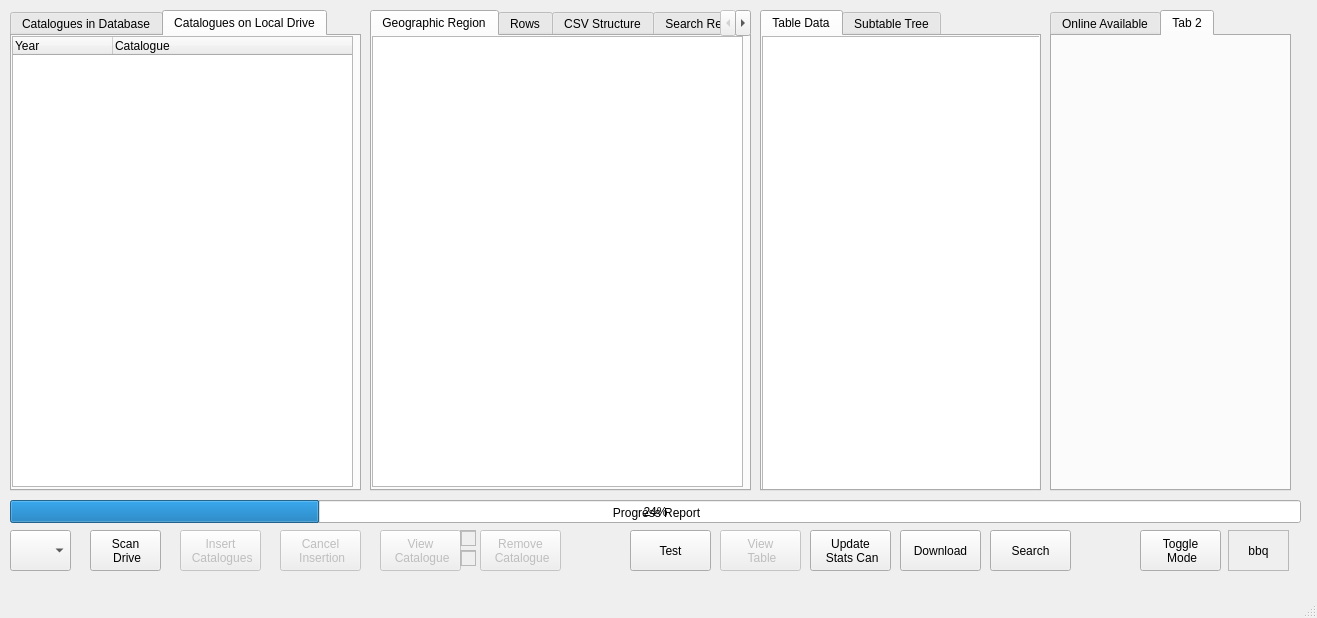
Before: the Qt Designer form mainwindow.ui in JBs197/SCDA-Explorer, drawn with Qt 5.
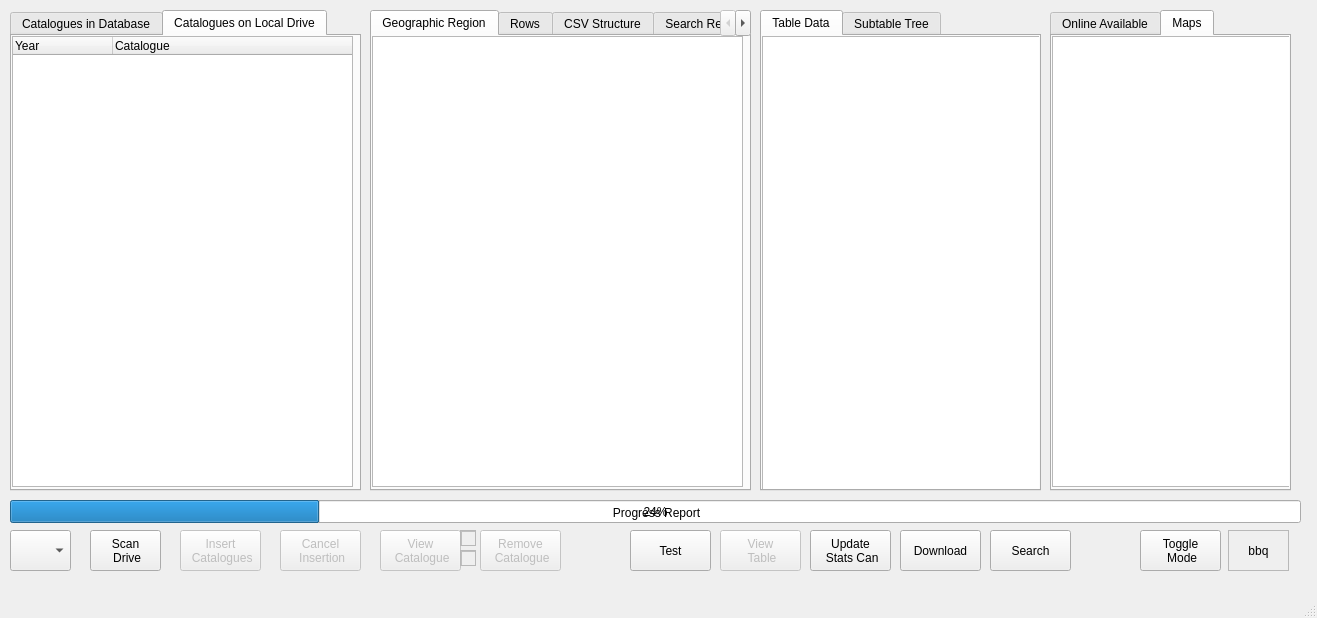
After: the same form once the commit is applied. The open tabs and pages were chosen to show the change.

```diff
--- a/mainwindow.ui
+++ b/mainwindow.ui
@@ -487,8 +487,26 @@
     </widget>
     <widget class="QWidget" name="tab_2">
      <attribute name="title">
-      <string>Tab 2</string>
+      <string>Maps</string>
      </attribute>
+     <widget class="QTreeWidget" name="treeW_maps">
+      <property name="geometry">
+       <rect>
+        <x>0</x>
+        <y>0</y>
+        <width>241</width>
+        <height>451</height>
+       </rect>
+      </property>
+      <attribute name="headerVisible">
+       <bool>false</bool>
+      </attribute>
+      <column>
+       <property name="text">
+        <string notr="true">1</string>
+       </property>
+      </column>
+     </widget>
     </widget>
    </widget>
    <widget class="QPushButton" name="pB_usc">
```
Left out of the diff: 3 changed lines with no effect on the pictures.
